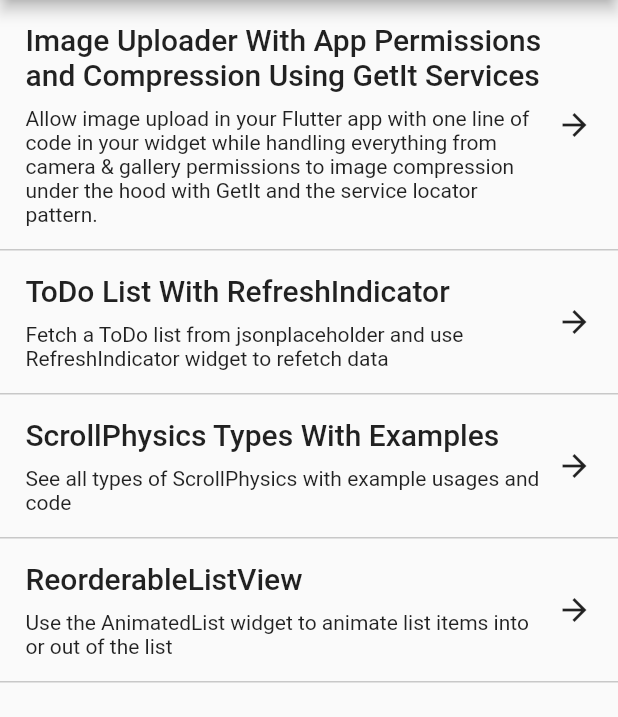
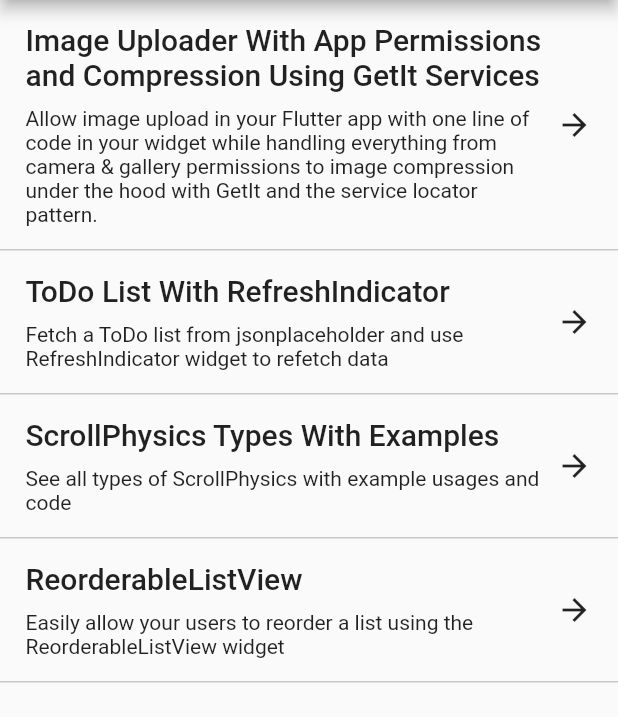
Before and after one commit to Roaa94/flutter-tutorials, a Flutter app: the screen it shows after launch, on a phone screen of 412 x 824 dp, the part 84-801 px from its top. Run offline on Flutter 3.47's test engine with Material 2 defaults, Android fonts, the phone set to English and light mode, and no system bars; our stand-ins replace dio, flutter_image_compress, get_it, image_picker, permission_handler.

Commit message:
updated README.md & app_data.dart

```diff
--- a/lib/data/app_data.dart
+++ b/lib/data/app_data.dart
@@ -31,7 +31,7 @@ class AppData {
     ),
     Tutorial(
       title: 'ReorderableListView',
-      description: 'Use the AnimatedList widget to animate list items into or out of the list',
+      description: 'Easily allow your users to reorder a list using the ReorderableListView widget',
       tutorialPageRoute: ReorderableListViewPage.routeName,
     ),
   ];
```
Also changed, not shown: 1 other file.
